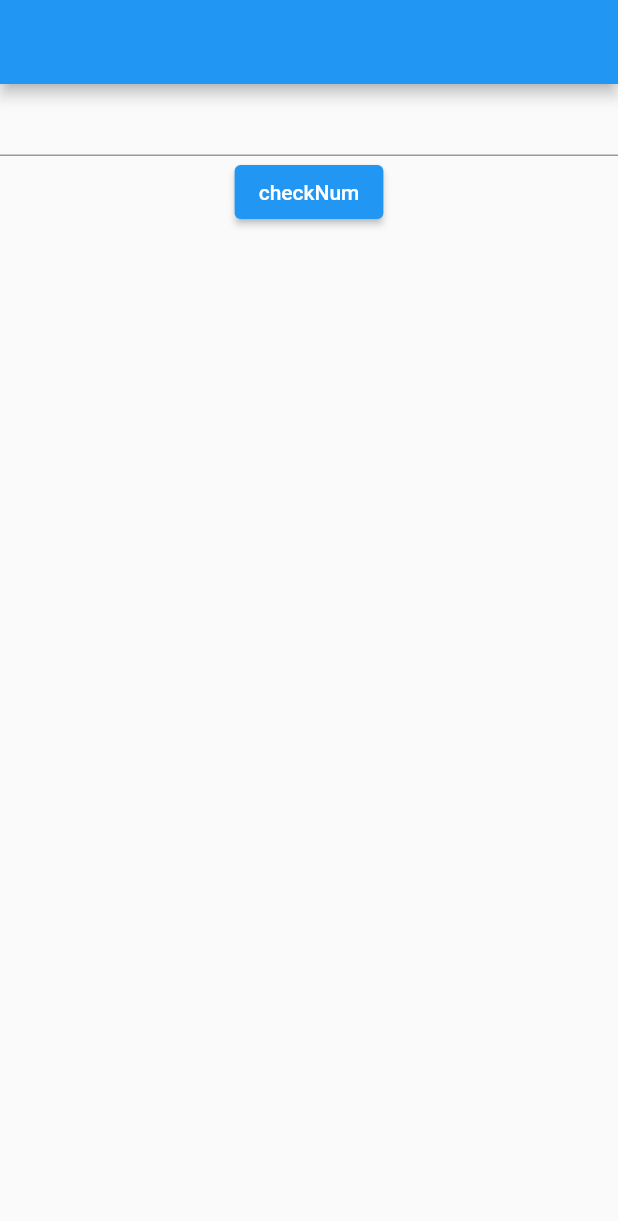
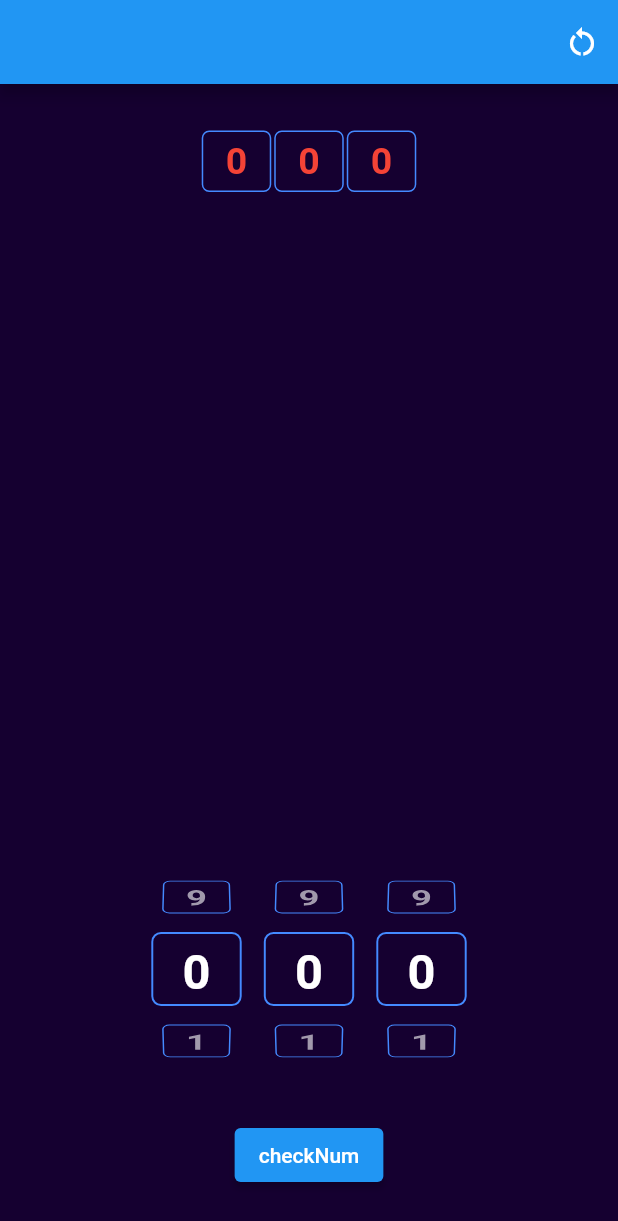
Before and after one commit to RiyasTp/num1_flutter, a Flutter app: the screen it shows after launch, on a phone screen of 412 x 824 dp. Shown: the top 1221 px of the screen. Run offline on Flutter 3.47's test engine with Material 2 defaults, Android fonts, the phone set to English and light mode, and no system bars.

Commit message:
completed gameplay

```diff
--- a/lib/features/game/models/result_model.dart
+++ b/lib/features/game/models/result_model.dart
@@ -1,10 +1,12 @@
 class Result {
   final String status;
+  final String playedNumber;
   final String? number;
   final int wrongPlace;
   final int correctPlace;
 
   Result({
+    required this.playedNumber,
     required this.status,
     this.number,
     this.wrongPlace = 0,
@@ -13,8 +15,8 @@ class Result {
 
   @override
   String toString() {
-    return 'status: $status, \n number :${number ?? {
+    return 'you entered $playedNumber \nstatus: $status, \nnumber :${number ?? {
           'unknown'
-        }} \n wrongPlace: $wrongPlace , \n correctPlace: $correctPlace ';
+        }} \nwrongPlace: $wrongPlace , \ncorrectPlace: $correctPlace ';
   }
 }
--- a/lib/features/game/screens/gameplay_screen.dart
+++ b/lib/features/game/screens/gameplay_screen.dart
@@ -1,27 +1,63 @@
 import 'package:flutter/material.dart';
 import 'package:num1/features/game/providers/game_provider.dart';
+import 'package:num1/features/game/widgets/game_widget_builders.dart';
+import 'package:num1/features/game/widgets/number_scroll_block.dart';
+import 'package:num1/features/game/widgets/result_block_widget.dart';
 import 'package:provider/provider.dart';
 
-
 class GamePlayScreen extends StatelessWidget {
-   GamePlayScreen({super.key});
+  GamePlayScreen({super.key});
   final TextEditingController controller = TextEditingController();
   @override
   Widget build(BuildContext context) {
-
+    final list = context.watch<GameProvider>().results;
+    print(list.length);
+    final resultWidget = List.generate(list.length, (index) {
+      return ResultBlock(result: list[index]);
+    });
     return Scaffold(
-      appBar: AppBar(),
-      body: Container(
+      backgroundColor: const Color.fromARGB(255, 21, 0, 48),
+      appBar: AppBar(
+        actions: [
+          IconButton(
+              onPressed: () {
+                context.read<GameProvider>().onResetGame();
+              },
+              icon: const Icon(Icons.restart_alt))
+        ],
+      ),
+      body: SizedBox(
         height: double.infinity,
-        child: Center(child: Column(
+        child: Center(
+            child: Column(
           children: [
-            TextFormField(
-              controller: controller,
+            const SizedBox(height: 20),
+            Expanded(
+              child: SingleChildScrollView(
+                child: Column(children: [
+                  ...resultWidget,
+                  const SizedBox(height: 10,),
+                  context.read<GameProvider>().isGameOver
+                      ? const SizedBox()
+                      : Selector<GameProvider, String>(
+                          selector: (_, provider) => provider.lastInput,
+                          builder: (context, inputNum, child) {
+                            return GameWidgetBuilders()
+                                .buildNumberBlocks(number: inputNum);
+                          }),
+                ]),
+              ),
             ),
-            ElevatedButton(child: const  Text('checkNum'), onPressed: () {
-              print('pressed');
-              context.read<GameProvider>().onPlayed(controller.text);
-            },),
+            const NumScrollBlock(),
+            Padding(
+              padding: const EdgeInsets.all(30.0),
+              child: ElevatedButton(
+                child: const Text('checkNum'),
+                onPressed: () {
+                  context.read<GameProvider>().onPlayed();
+                },
+              ),
+            ),
           ],
         )),
       ),
--- /dev/null
+++ b/lib/features/game/widgets/game_widget_builders.dart
@@ -0,0 +1,22 @@
+import 'package:flutter/material.dart';
+import 'package:num1/features/game/widgets/scroll_wheel_number_widget.dart';
+
+class GameWidgetBuilders {
+   static final GameWidgetBuilders _instance = GameWidgetBuilders._internal();
+
+  factory GameWidgetBuilders() => _instance;
+
+  GameWidgetBuilders._internal();
+
+  Widget buildNumberBlocks({int length = 3, required String number}) {
+   final children = List.generate(
+      length,
+      (index) => ScrolWheelNumberWidget(
+        number: number[index],
+      ),
+    );
+    return Row(
+      mainAxisAlignment: MainAxisAlignment.center, children:children
+    );
+  }
+}
--- /dev/null
+++ b/lib/features/game/widgets/number_scroll_block.dart
@@ -0,0 +1,25 @@
+import 'package:flutter/material.dart';
+import 'package:num1/features/game/providers/game_provider.dart';
+import 'package:num1/features/game/widgets/number_scroll_wheel.dart';
+import 'package:provider/provider.dart';
+
+class NumScrollBlock extends StatelessWidget {
+  const NumScrollBlock({
+    Key? key,
+  }) : super(key: key);
+
+  @override
+  Widget build(BuildContext context) {
+    final update = context.watch<GameProvider>().updateOnScroll;
+    return Row(
+      mainAxisAlignment: MainAxisAlignment.center,
+      children: [
+        NumberScrollWheel(update: update, pos: 0),
+        const SizedBox(width: 5),
+        NumberScrollWheel(update: update, pos: 1),
+        const SizedBox(width: 5),
+        NumberScrollWheel(update: update, pos: 2),
+      ],
+    );
+  }
+}
--- /dev/null
+++ b/lib/features/game/widgets/number_scroll_wheel.dart
@@ -0,0 +1,57 @@
+import 'package:flutter/material.dart';
+import 'package:num1/features/game/widgets/scroll_wheel_number_widget.dart';
+
+class NumberScrollWheel extends StatefulWidget {
+  final int pos;
+  final ValueChanged <Map>update;
+
+  const NumberScrollWheel({Key? key , this.pos=0, required this.update}) : super(key: key);
+
+  @override
+  State<NumberScrollWheel> createState() => _NumberScrollWheelState();
+}
+
+class _NumberScrollWheelState extends State<NumberScrollWheel> {
+  late FixedExtentScrollController _controller;
+  int selectedNumber = 0;
+
+
+
+  @override
+  void initState() {
+    super.initState();
+    _controller = FixedExtentScrollController();
+  }
+
+  @override
+  Widget build(BuildContext context) {
+    return SizedBox(
+      height: 140,
+      width: 70,
+      child: ListWheelScrollView.useDelegate(
+        controller: _controller,
+        itemExtent: 40,
+        perspective: 0.001,
+        diameterRatio: 0.9,
+        useMagnifier: true,
+        magnification: 1.3,
+        physics: const FixedExtentScrollPhysics(),
+        onSelectedItemChanged: (index) {
+              setState(() {
+                selectedNumber = index;
+              });
+              widget.update({'number':index.toString(),'pos':widget.pos});
+            },
+        childDelegate: ListWheelChildLoopingListDelegate(
+          children: List<Widget>.generate(
+            10,
+            (index) => ScrolWheelNumberWidget(
+              number: index.toString(),
+              selectedColor: selectedNumber == index? Colors.white: const Color.fromARGB(153, 255, 255, 255) ,
+            ),
+          ),
+        ),
+      ),
+    );
+  }
+}
--- /dev/null
+++ b/lib/features/game/widgets/scroll_wheel_number_widget.dart
@@ -0,0 +1,34 @@
+import 'package:flutter/material.dart';
+
+class ScrolWheelNumberWidget extends StatelessWidget {
+  final String number;
+  final Color selectedColor;
+  final double fontSize;
+  const ScrolWheelNumberWidget({
+    Key? key,
+    required this.number,
+     this.selectedColor = Colors.red,
+    this.fontSize = 25,
+  }) : super(key: key);
+
+  @override
+  Widget build(BuildContext context) {
+    return Padding(
+      padding: const EdgeInsets.all(1.0),
+      child: Container(
+        padding: const EdgeInsets.symmetric(horizontal: 15.0, vertical: 5.0),
+        decoration: BoxDecoration(
+            borderRadius: BorderRadius.circular(5.0),
+            border: Border.all(color: Colors.blueAccent)),
+        child: Text(
+          number.toString(),
+          style: TextStyle(
+            fontSize: fontSize,
+            color: selectedColor,
+            fontWeight: FontWeight.bold,
+          ),
+        ),
+      ),
+    );
+  }
+}
--- a/lib/main.dart
+++ b/lib/main.dart
@@ -23,6 +23,7 @@ class MyApp extends StatelessWidget {
 
   @override
   Widget build(BuildContext context) {
+    context = context;
     return  MaterialApp(
       debugShowCheckedModeBanner: false,
       home: GamePlayScreen(),
--- a/lib/ui/screens/reslut_screen.dart
+++ b/lib/ui/screens/reslut_screen.dart
@@ -18,7 +18,7 @@ class ResultScreen extends StatelessWidget {
         itemCount: 5,
         itemBuilder: (BuildContext context, int index) {
           return NumberBlocks(
-            newNumber: playedNumbers[index],
+            number: playedNumbers[index],
             isActive: Game.tries - 1 == index ? true : false,
             validations: positons[index],
           );
--- /dev/null
+++ b/lib/utils/app_context_provider.dart
@@ -0,0 +1,3 @@
+class AppContextProvider {
+
+}
```
Also changed, not shown: lib/features/game/models/game_model.dart (+14 -6 lines), lib/features/game/providers/game_provider.dart (+46 -14 lines), lib/features/game/repo_services/game_services.dart (+10 -4 lines), lib/features/game/widgets/game_result_validation_widget.dart (added, +40 -0 lines), lib/features/game/widgets/result_block_widget.dart (added, +39 -0 lines), lib/logic.dart (+3 -24 lines), lib/ui/screens/homepage.dart (+6 -6 lines).
